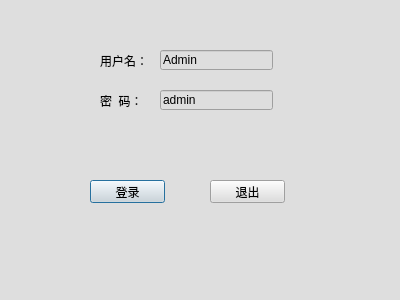
Old version of the form Hqsw/logindialog.ui in the repository hqtecheptech/MagicPill.
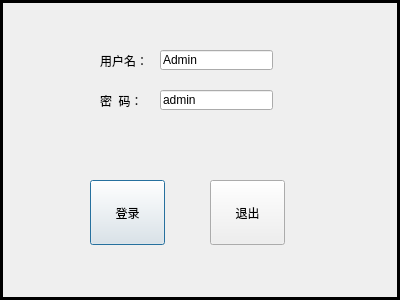
New version of the form.

Patch:
```diff
--- a/Hqsw/logindialog.ui
+++ b/Hqsw/logindialog.ui
@@ -17,7 +17,7 @@
    <bool>false</bool>
   </property>
   <property name="styleSheet">
-   <string notr="true">background-color: rgb(222, 222, 222);</string>
+   <string notr="true"/>
   </property>
   <property name="modal">
    <bool>false</bool>
@@ -96,7 +96,7 @@
      <x>90</x>
      <y>180</y>
      <width>75</width>
-     <height>23</height>
+     <height>65</height>
     </rect>
    </property>
    <property name="text">
@@ -109,7 +109,7 @@
      <x>210</x>
      <y>180</y>
      <width>75</width>
-     <height>23</height>
+     <height>65</height>
     </rect>
    </property>
    <property name="text">
@@ -155,6 +155,82 @@
     <string>send control 0</string>
    </property>
   </widget>
+  <widget class="Line" name="line">
+   <property name="geometry">
+    <rect>
+     <x>0</x>
+     <y>0</y>
+     <width>3</width>
+     <height>300</height>
+    </rect>
+   </property>
+   <property name="frameShadow">
+    <enum>QFrame::Plain</enum>
+   </property>
+   <property name="lineWidth">
+    <number>3</number>
+   </property>
+   <property name="orientation">
+    <enum>Qt::Vertical</enum>
+   </property>
+  </widget>
+  <widget class="Line" name="line_2">
+   <property name="geometry">
+    <rect>
+     <x>397</x>
+     <y>0</y>
+     <width>3</width>
+     <height>300</height>
+    </rect>
+   </property>
+   <property name="frameShadow">
+    <enum>QFrame::Plain</enum>
+   </property>
+   <property name="lineWidth">
+    <number>3</number>
+   </property>
+   <property name="orientation">
+    <enum>Qt::Vertical</enum>
+   </property>
+  </widget>
+  <widget class="Line" name="line_3">
+   <property name="geometry">
+    <rect>
+     <x>0</x>
+     <y>0</y>
+     <width>400</width>
+     <height>3</height>
+    </rect>
+   </property>
+   <property name="frameShadow">
+    <enum>QFrame::Plain</enum>
+   </property>
+   <property name="lineWidth">
+    <number>3</number>
+   </property>
+   <property name="orientation">
+    <enum>Qt::Horizontal</enum>
+   </property>
+  </widget>
+  <widget class="Line" name="line_4">
+   <property name="geometry">
+    <rect>
+     <x>0</x>
+     <y>297</y>
+     <width>400</width>
+     <height>3</height>
+    </rect>
+   </property>
+   <property name="frameShadow">
+    <enum>QFrame::Plain</enum>
+   </property>
+   <property name="lineWidth">
+    <number>3</number>
+   </property>
+   <property name="orientation">
+    <enum>Qt::Horizontal</enum>
+   </property>
+  </widget>
  </widget>
  <resources/>
  <connections/>
```
